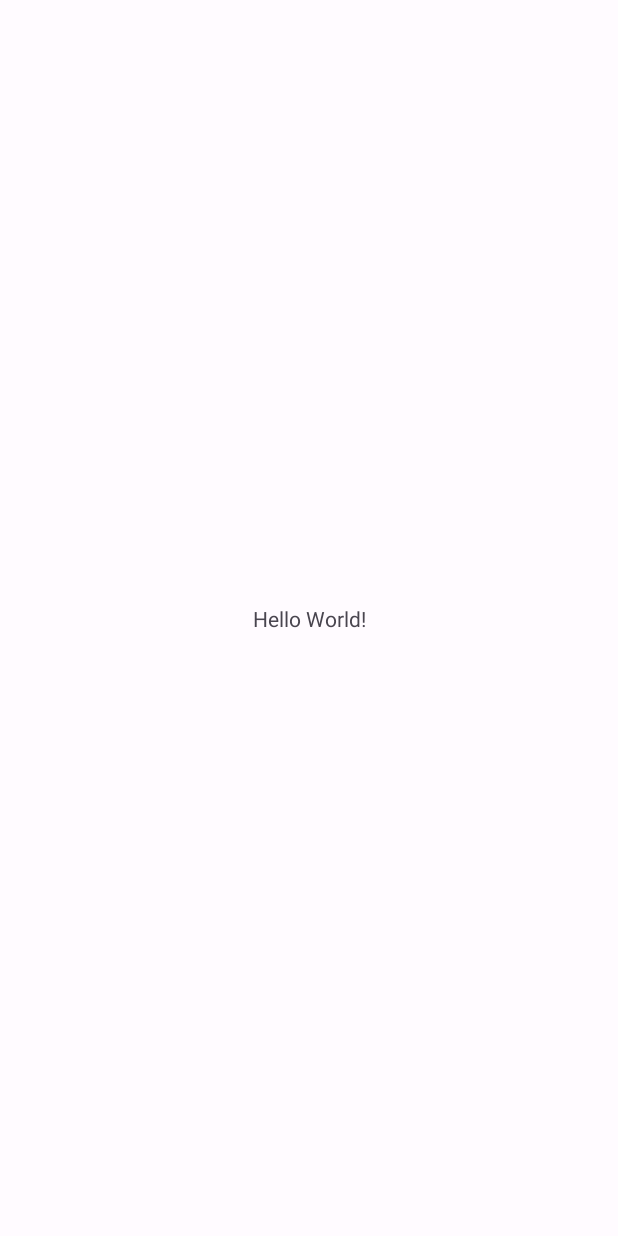
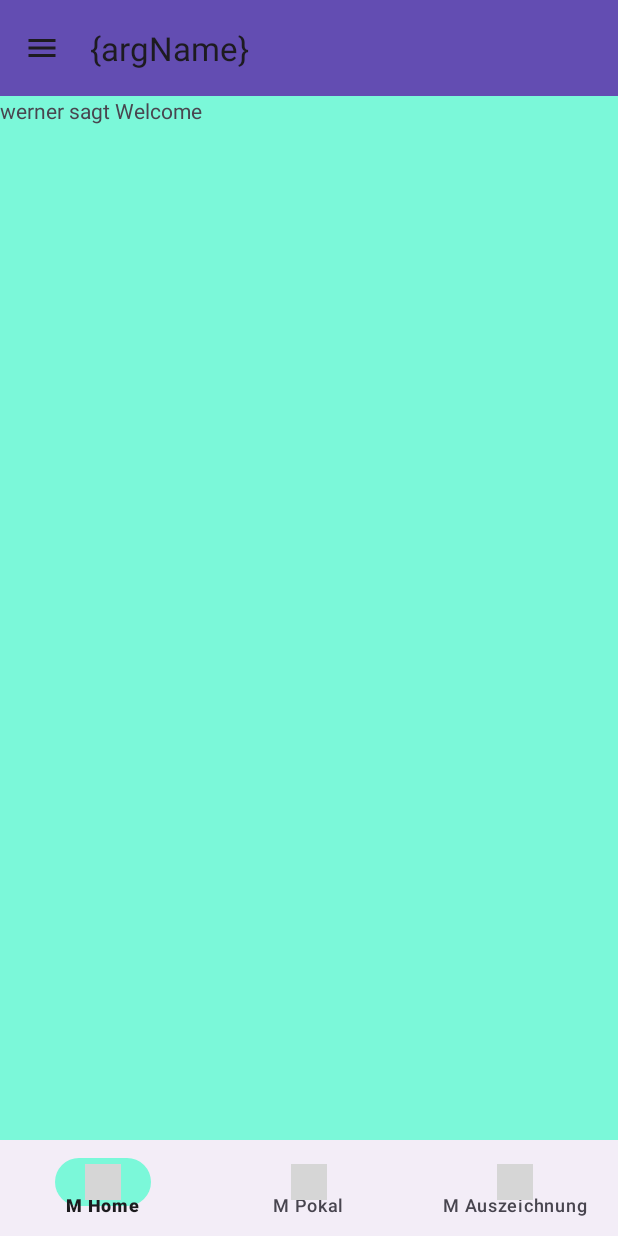
Before and after one commit to GeosphereWeb/NewHomeworkBook, an Android app: the screen it shows after launch (MainActivity), on a phone screen of 412 x 824 dp. Before the commit the screen is almost empty. Run offline under Robolectric (Android 15) with nearby library versions, the phone set to English and light mode, and no system bars; our stand-ins replace navigation-ui; grey boxes are pictures that could not be loaded.

Commit message:
Fragmente mit Steuerung hinzu

```diff
--- a/app/src/main/java/com/example/newhomeworkbook/MainActivity.java
+++ b/app/src/main/java/com/example/newhomeworkbook/MainActivity.java
@@ -1,14 +1,50 @@
 package com.example.newhomeworkbook;
 
+import androidx.annotation.NonNull;
 import androidx.appcompat.app.AppCompatActivity;
+import androidx.fragment.app.Fragment;
+import androidx.fragment.app.FragmentManager;
+import androidx.navigation.NavController;
+import androidx.navigation.fragment.NavHostFragment;
+import androidx.navigation.ui.NavigationUI;
 
 import android.os.Bundle;
+import android.view.MenuItem;
+import android.view.View;
+import android.widget.Toast;
+
+import com.example.newhomeworkbook.databinding.ActivityMainBinding;
+import com.google.android.material.bottomnavigation.BottomNavigationView;
+import com.google.android.material.navigation.NavigationBarView;
 
 public class MainActivity extends AppCompatActivity {
+    @NonNull
+    ActivityMainBinding binding;
 
     @Override
     protected void onCreate(Bundle savedInstanceState) {
         super.onCreate(savedInstanceState);
-        setContentView(R.layout.activity_main);
+
+        // Inflating XML
+        binding = ActivityMainBinding.inflate(getLayoutInflater());
+        View view = binding.getRoot();
+        setContentView(view);
+
+        // Navigation einrichten
+        FragmentManager supportFragmentManager = getSupportFragmentManager();
+        NavHostFragment navHostFragment = (NavHostFragment) supportFragmentManager.findFragmentById(R.id.fragmentContainerView);
+        NavController navController = navHostFragment.getNavController();
+        NavigationUI.setupWithNavController(binding.bottomNav, navController);
+        binding.bottomNav.setOnItemSelectedListener(new NavigationBarView.OnItemSelectedListener() {
+            @Override
+            public boolean onNavigationItemSelected(@NonNull MenuItem item) {
+                Toast.makeText(MainActivity.this, item.getTitle(), Toast.LENGTH_SHORT).show();
+                return false;
+            }
+        });
+
+        // Action bar
+        setSupportActionBar(binding.toolbar);
+
     }
 }
--- /dev/null
+++ b/app/src/main/java/com/example/newhomeworkbook/WelcomeFragment.java
@@ -0,0 +1,84 @@
+package com.example.newhomeworkbook;
+
+import android.os.Bundle;
+
+import androidx.fragment.app.Fragment;
+import androidx.navigation.Navigation;
+
+import android.view.LayoutInflater;
+import android.view.View;
+import android.view.ViewGroup;
+import android.widget.TextView;
+
+import com.example.newhomeworkbook.databinding.FragmentWelcomeBinding;
+
+/**
+ * A simple {@link Fragment} subclass.
+ * Use the {@link WelcomeFragment#newInstance} factory method to
+ * create an instance of this fragment.
+ */
+public class WelcomeFragment extends Fragment {
+    FragmentWelcomeBinding binding;
+
+    // TODO: Rename parameter arguments, choose names that match
+    // the fragment initialization parameters, e.g. ARG_ITEM_NUMBER
+    private static final String ARG_PARAM1 = "param1";
+    private static final String ARG_PARAM2 = "param2";
+
+    // TODO: Rename and change types of parameters
+    private String mParam1;
+    private String mParam2;
+
+    public WelcomeFragment() {
+        // Required empty public constructor
+    }
+
+    /**
+     * Use this factory method to create a new instance of
+     * this fragment using the provided parameters.
+     *
+     * @param param1 Parameter 1.
+     * @param param2 Parameter 2.
+     * @return A new instance of fragment MainFragment.
+     */
+    // TODO: Rename and change types and number of parameters
+    public static WelcomeFragment newInstance(String param1, String param2) {
+        WelcomeFragment fragment = new WelcomeFragment();
+        Bundle args = new Bundle();
+        args.putString(ARG_PARAM1, param1);
+        args.putString(ARG_PARAM2, param2);
+        fragment.setArguments(args);
+        return fragment;
+    }
+
+    @Override
+    public void onCreate(Bundle savedInstanceState) {
+        super.onCreate(savedInstanceState);
+        if (getArguments() != null) {
+            mParam1 = getArguments().getString(ARG_PARAM1);
+            mParam2 = getArguments().getString(ARG_PARAM2);
+        }
+    }
+
+    @Override
+    public View onCreateView(LayoutInflater inflater, ViewGroup container,
+                             Bundle savedInstanceState) {
+        // Inflate the layout for this fragment
+//        return inflater.inflate(R.layout.fragment_main, container, false);
+        binding = FragmentWelcomeBinding.inflate(inflater, container, false);
+        View view = binding.getRoot();
+
+
+
+        TextView test = binding.welcomeId;
+        test.setText("werner sagt Welcome");
+        test.setOnClickListener(new View.OnClickListener() {
+            @Override
+            public void onClick(View view) {
+                Navigation.findNavController(view).navigate(R.id.action_mainFragment_to_schedulePlanFragment);
+            }
+        });
+
+        return view;
+    }
+}
--- /dev/null
+++ b/app/src/main/res/drawable/ic_outline_menu_24.xml
@@ -0,0 +1,10 @@
+<vector xmlns:android="http://schemas.android.com/apk/res/android"
+    android:width="24dp"
+    android:height="24dp"
+    android:viewportWidth="24"
+    android:viewportHeight="24"
+    android:tint="?attr/colorControlNormal">
+  <path
+      android:fillColor="@android:color/white"
+      android:pathData="M3,18h18v-2L3,16v2zM3,13h18v-2L3,11v2zM3,6v2h18L21,6L3,6z"/>
+</vector>
--- a/app/src/main/res/layout/activity_main.xml
+++ b/app/src/main/res/layout/activity_main.xml
@@ -1,18 +1,34 @@
-<?xml version="1.0" encoding="utf-8"?>
-<androidx.constraintlayout.widget.ConstraintLayout xmlns:android="http://schemas.android.com/apk/res/android"
+<LinearLayout xmlns:android="http://schemas.android.com/apk/res/android"
     xmlns:app="http://schemas.android.com/apk/res-auto"
-    xmlns:tools="http://schemas.android.com/tools"
     android:layout_width="match_parent"
     android:layout_height="match_parent"
-    tools:context=".MainActivity">
+    android:orientation="vertical">
 
-    <TextView
-        android:layout_width="wrap_content"
+
+    <androidx.appcompat.widget.Toolbar
+        android:id="@+id/toolbar"
+        android:layout_width="match_parent"
         android:layout_height="wrap_content"
-        android:text="Hello World!"
-        app:layout_constraintBottom_toBottomOf="parent"
-        app:layout_constraintLeft_toLeftOf="parent"
-        app:layout_constraintRight_toRightOf="parent"
-        app:layout_constraintTop_toTopOf="parent" />
+        android:background="?attr/colorPrimary"
+        android:minHeight="?attr/actionBarSize"
+        android:theme="?attr/actionBarTheme"
+        app:title="{argName}"
+        app:navigationIcon="@drawable/ic_outline_menu_24"
+        />
 
-</androidx.constraintlayout.widget.ConstraintLayout>
+    <androidx.fragment.app.FragmentContainerView
+        android:id="@+id/fragmentContainerView"
+        android:name="androidx.navigation.fragment.NavHostFragment"
+        android:layout_width="match_parent"
+        android:layout_height="0dp"
+        android:layout_weight="1"
+        app:defaultNavHost="true"
+        app:navGraph="@navigation/main_navigation" />
+
+    <com.google.android.material.bottomnavigation.BottomNavigationView
+        android:layout_width="match_parent"
+        android:layout_height="?attr/actionBarSize"
+        android:id="@+id/bottom_nav"
+        app:menu="@menu/menu_bottom_nav"
+        />
+</LinearLayout>
--- /dev/null
+++ b/app/src/main/res/layout/fragment_welcome.xml
@@ -0,0 +1,17 @@
+<?xml version="1.0" encoding="utf-8"?>
+<FrameLayout xmlns:android="http://schemas.android.com/apk/res/android"
+    xmlns:tools="http://schemas.android.com/tools"
+    android:layout_width="match_parent"
+    android:layout_height="match_parent"
+    tools:context=".WelcomeFragment"
+    >
+
+    <!-- TODO: Update blank fragment layout -->
+    <TextView
+        android:id="@+id/welcome_id"
+        android:layout_width="match_parent"
+        android:layout_height="match_parent"
+        android:background="@color/md_theme_dark_onSecondaryContainer"
+        android:text="Welome fragment" />
+
+</FrameLayout>
--- /dev/null
+++ b/app/src/main/res/menu/menu_bottom_nav.xml
@@ -0,0 +1,20 @@
+<?xml version="1.0" encoding="utf-8"?>
+<menu xmlns:app="http://schemas.android.com/apk/res-auto"
+    xmlns:android="http://schemas.android.com/apk/res/android">
+
+    <item
+        android:id="@+id/home"
+        android:icon="@drawable/outline_maps_home_work_20"
+        android:title="M Home"
+        app:showAsAction="always|withText" />
+    <item
+        android:id="@+id/pokal"
+        android:icon="@drawable/outline_emoji_events_20"
+        android:title="M Pokal"
+        app:showAsAction="always|withText" />
+    <item
+        android:id="@+id/auszeichnung"
+        android:icon="@drawable/outline_military_tech_20"
+        android:title="M Auszeichnung"
+        app:showAsAction="always|withText" />
+</menu>
--- /dev/null
+++ b/app/src/main/res/navigation/main_navigation.xml
@@ -0,0 +1,35 @@
+<?xml version="1.0" encoding="utf-8"?>
+<navigation xmlns:android="http://schemas.android.com/apk/res/android"
+    xmlns:app="http://schemas.android.com/apk/res-auto"
+    xmlns:tools="http://schemas.android.com/tools"
+    android:id="@+id/main_navigation"
+    app:startDestination="@id/mainFragment">
+
+    <fragment
+        android:id="@+id/mainFragment"
+        android:name="com.example.newhomeworkbook.WelcomeFragment"
+        android:label="fragment_main"
+        tools:layout="@layout/fragment_welcome"
+        >
+        <action
+            android:id="@+id/action_mainFragment_to_schoolsubjectFragment"
+            app:destination="@id/schoolsubjectFragment" />
+        <action
+            android:id="@+id/action_mainFragment_to_schedulePlanFragment"
+            app:destination="@id/schedulePlanFragment" />
+    </fragment>
+    <fragment
+        android:id="@+id/schoolsubjectFragment"
+        android:name="com.example.newhomeworkbook.SchoolsubjectFragment"
+        android:label="fragment_schoolsubject"
+        tools:layout="@layout/fragment_schoolsubject" />
+    <fragment
+        android:id="@+id/schedulePlanFragment"
+        android:name="com.example.newhomeworkbook.SchedulePlanFragment"
+        android:label="fragment_schedule_plan"
+        tools:layout="@layout/fragment_schedule_plan" >
+        <action
+            android:id="@+id/action_schedulePlanFragment_to_schoolsubjectFragment"
+            app:destination="@id/schoolsubjectFragment" />
+    </fragment>
+</navigation>
--- a/app/src/main/res/values/strings.xml
+++ b/app/src/main/res/values/strings.xml
@@ -1,3 +1,5 @@
 <resources>
     <string name="app_name">NewHomeworkBook</string>
+    <!-- TODO: Remove or change this placeholder text -->
+    <string name="hello_blank_fragment">Hello blank fragment</string>
 </resources>
```
Also changed, not shown: app/build.gradle (+16 -2 lines), app/src/main/java/com/example/newhomeworkbook/SchedulePlanFragment.java (added, +85 -0 lines), app/src/main/java/com/example/newhomeworkbook/SchoolsubjectFragment.java (added, +64 -0 lines), app/src/main/res/layout/fragment_schedule_plan.xml (added, +16 -0 lines), app/src/main/res/layout/fragment_schoolsubject.xml (added, +16 -0 lines), app/src/main/res/menu/bottom_menue.xml (added, +10 -0 lines), app/src/main/res/xml/activity_main_scene.xml (added, +19 -0 lines).
